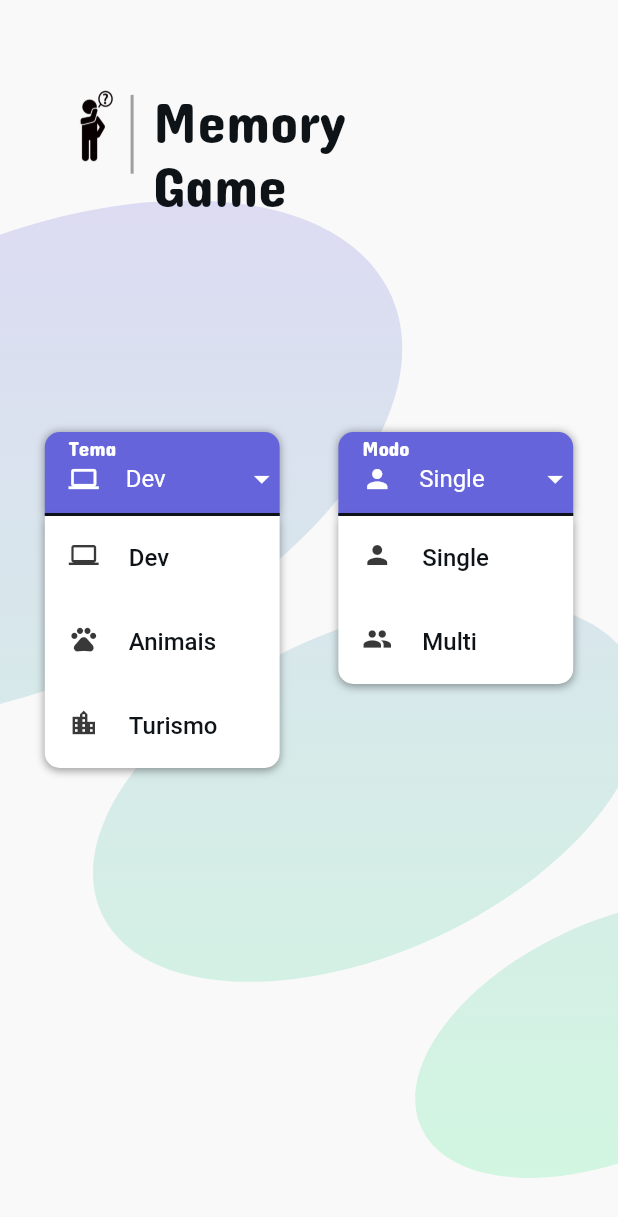
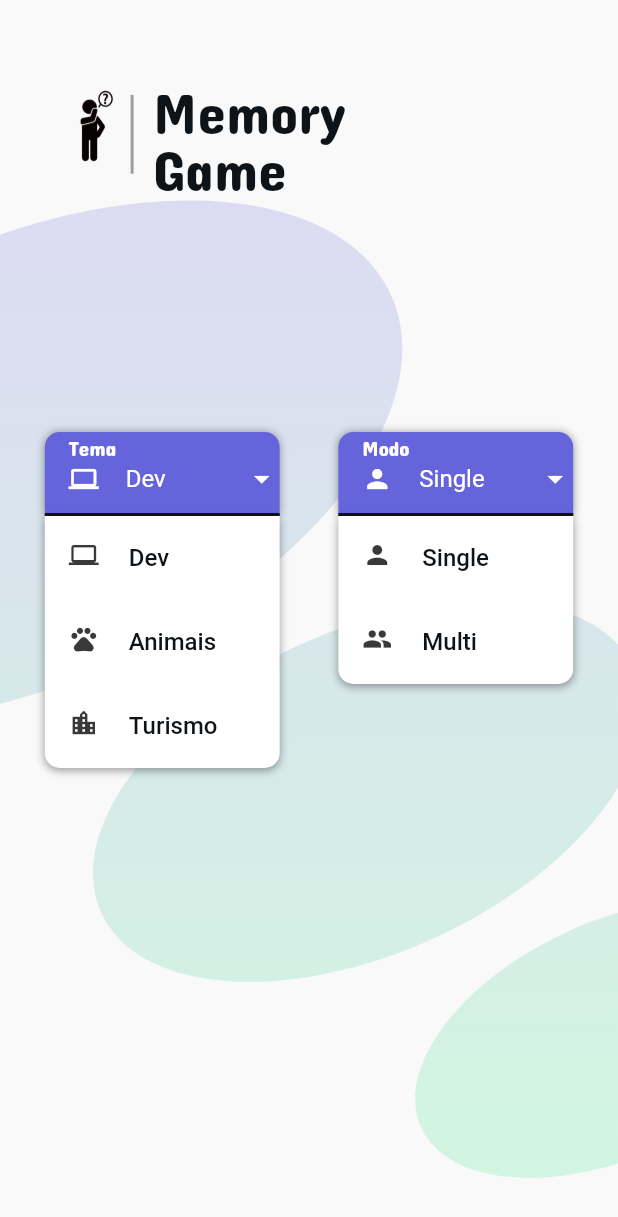
Before and after one commit to Gabriel-S-Souza/memory_game_with_flutter, a Flutter app: the screen it shows after launch, on a phone screen of 412 x 824 dp. Shown: the top 1217 px of the screen. Run offline on Flutter 3.47's test engine with Material 2 defaults, Android fonts, the phone set to English and light mode, and no system bars.

Commit message:
adjusted line heigt of the title

```diff
--- a/lib/components/custom_app_bar.dart
+++ b/lib/components/custom_app_bar.dart
@@ -47,7 +47,7 @@ class CustomAppBar extends StatelessWidget implements PreferredSizeWidget {
               overflow: TextOverflow.visible,
               style: TextStyle(
                 fontSize: 38,
-                height: 1.124,
+                height: 1,
                 color: Theme.of(context).colorScheme.secondary,
               ),
             ),
```
